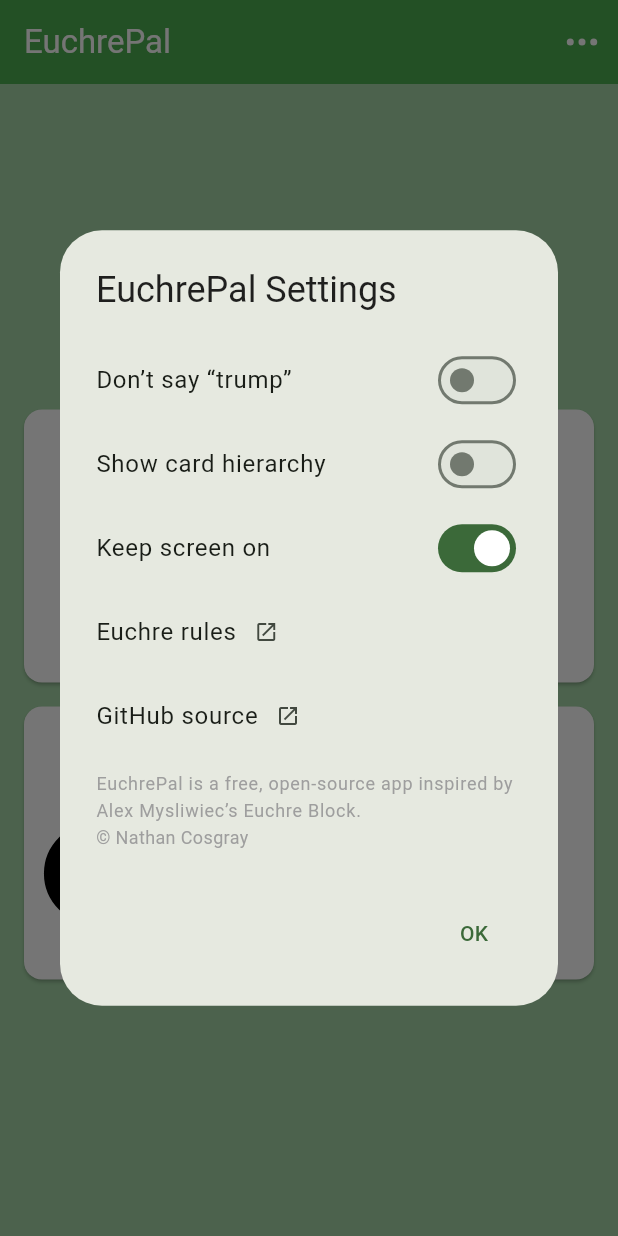
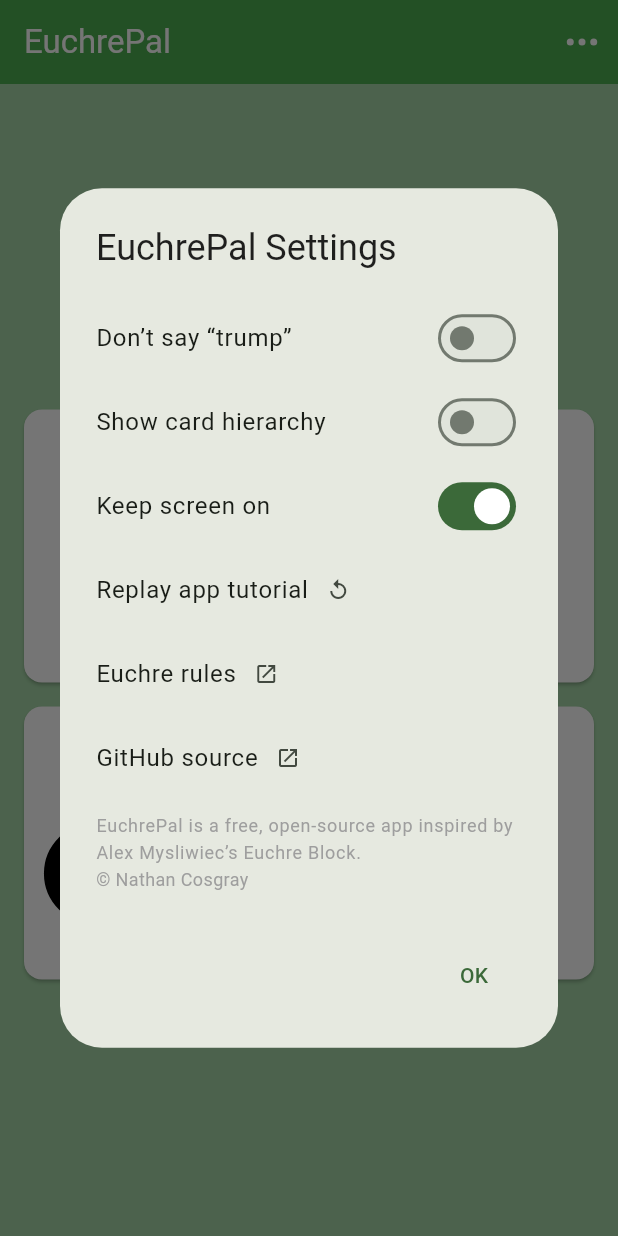
Before and after one commit to ncosgray/euchrepal, a Flutter app: the screen it shows after launch, after a tap on an icon or button, on a phone screen of 412 x 824 dp. Run offline on Flutter 3.47's test engine with Material 3 defaults, Android fonts, the phone set to English and light mode, and no system bars; drawn by our look-alikes of showcaseview; our stand-ins replace flutter_svg, shared_preferences, wakelock_plus.

Commit message:
replay app tutorial from settings dialog

```diff
--- a/lib/home_page.dart
+++ b/lib/home_page.dart
@@ -286,6 +286,34 @@ class _HomePageState extends State<HomePage> {
     );
   }
 
+  // Settings text button
+  InkWell _settingsButton({
+    required String title,
+    required Function()? onTap,
+  }) {
+    return InkWell(
+      onTap: onTap,
+      child: ListTile(
+        contentPadding: EdgeInsets.zero,
+        title: Row(
+          children: [
+            Text(
+              title,
+              style: const TextStyle(fontSize: 16.0),
+            ),
+            const Padding(
+              padding: EdgeInsets.only(left: 12.0),
+              child: Icon(
+                Icons.replay,
+                size: 16.0,
+              ),
+            ),
+          ],
+        ),
+      ),
+    );
+  }
+
   // Settings external link
   InkWell _settingsLink({
     required String title,
@@ -373,6 +401,15 @@ class _HomePageState extends State<HomePage> {
                         });
                       },
                     ),
+                    // Replay tutorial
+                    _settingsButton(
+                      title: Str.replayTutorial,
+                      onTap: () {
+                        Navigator.of(context).pop();
+                        ShowCaseWidget.of(context)
+                            .startShowCase(tutorialSteps.keys.toList());
+                      },
+                    ),
                     // Euchre rules link
                     _settingsLink(title: Str.rulesText, url: Str.rulesURL),
                     // GitHub link
--- a/lib/strings.dart
+++ b/lib/strings.dart
@@ -21,20 +21,21 @@ class Str {
   static String get settingsSanitize => 'Don\u2019t say \u201ctrump\u201d';
   static String get settingsHierarchy => 'Show card hierarchy';
   static String get settingsWakelock => 'Keep screen on';
-  static String get aboutText => '${Str.appName} is a free, open-source app'
-      ' inspired by Alex Mysliwiec\u2019s Euchre Block.';
+  static String get replayTutorial => 'Replay app tutorial';
   static String get rulesText => 'Euchre rules';
   static String get rulesURL => 'https://bicyclecards.com/how-to-play/euchre';
   static String get gitHubText => 'GitHub source';
   static String get gitHubURL => 'https://github.com/ncosgray/euchrepal';
+  static String get aboutText =>
+      '${Str.appName} is a free, open-source app inspired by Alex Mysliwiec\u2019s Euchre Block.';
   static String get copyrightText => '\u00a9 Nathan Cosgray';
   static String get okButton => 'OK';
-  static String get tutorial1 => 'Welcome to ${Str.appName}, a simple companion'
-      ' app for your Euchre games.';
+  static String get tutorial1 =>
+      'Welcome to ${Str.appName}, a simple companion app for your Euchre games.';
   static String get tutorial2 =>
       '''Keep track of trump by tapping a suit button on your screen every time a player calls it.
 
-  As you play tricks, just glance at the screen for a reminder of what trump is!''';
-  static String get tutorial3 => 'Tap the menu icon for a few app settings you'
-      ' can change.';
+As you play tricks, just glance at the screen for a reminder of what trump is!''';
+  static String get tutorial3 =>
+      'Tap the menu icon for some app settings you can change.';
 }
```
